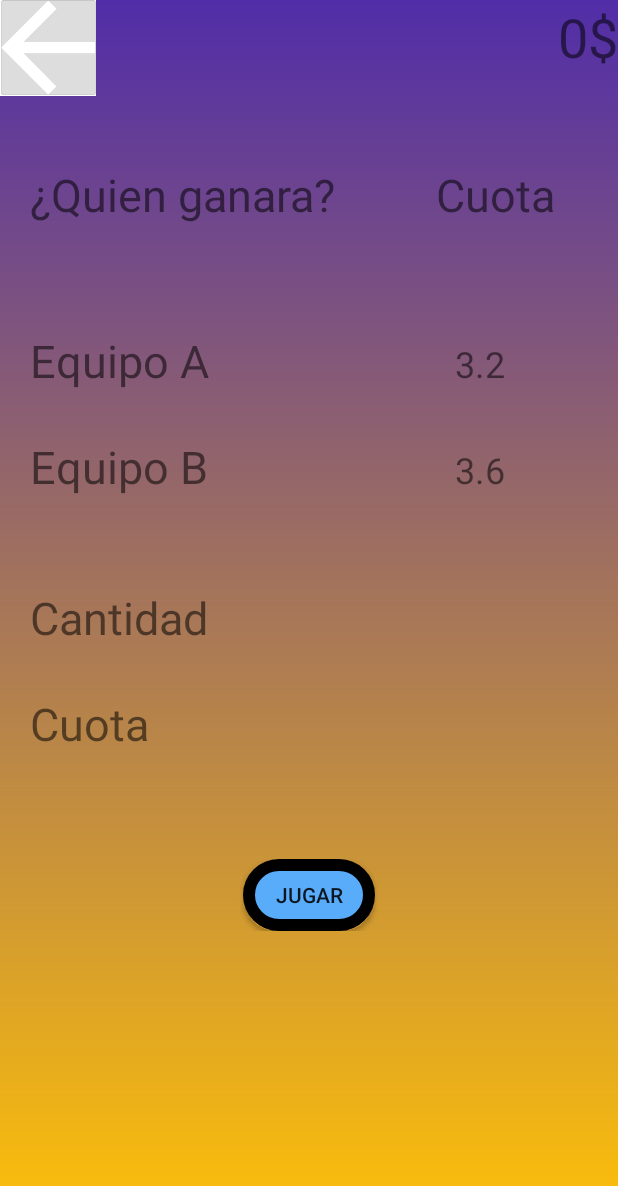
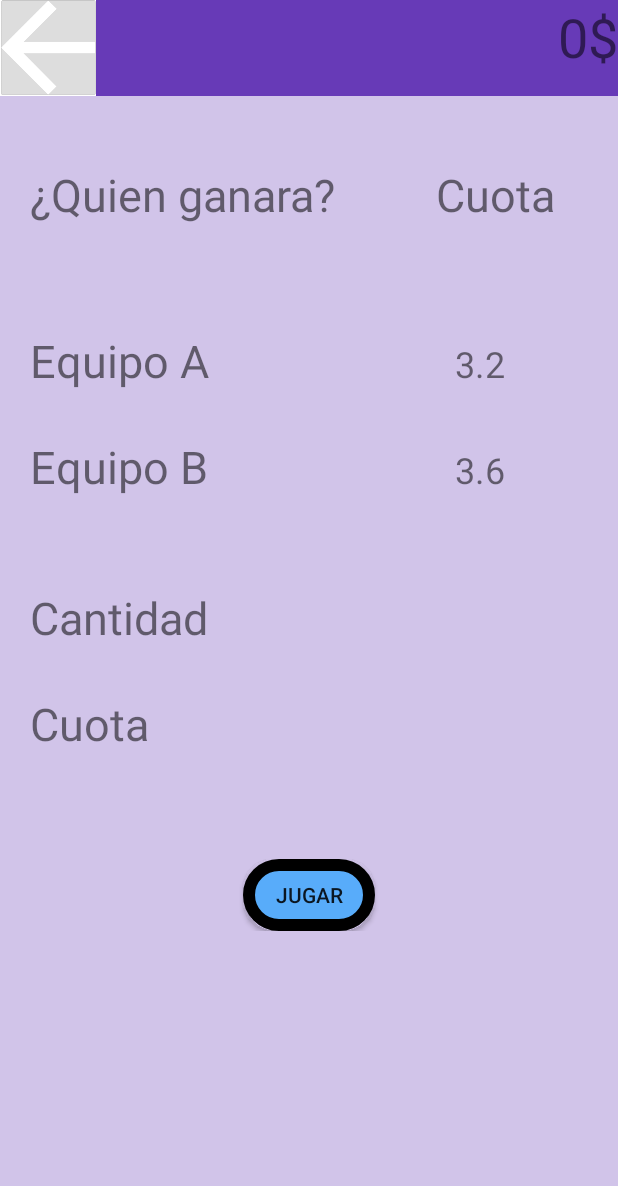
Before and after one commit to nico1017/testigos-bitcoin, an Android app: the layout activity_apuesta.xml on its own in the app's theme, with its tools: preview values and no code run, on a phone screen of 412 x 824 dp. Shown: the top 1186 px of the screen. Run offline under Robolectric (Android 15) with nearby library versions, the light colour scheme and no system bars.

Commit message:
segundo commit

```diff
--- a/app/src/main/res/layout/activity_apuesta.xml
+++ b/app/src/main/res/layout/activity_apuesta.xml
@@ -5,12 +5,13 @@
     xmlns:tools="http://schemas.android.com/tools"
     android:layout_width="match_parent"
     android:layout_height="match_parent"
-    android:background="@drawable/background">
+    android:background="#D1C4E9">
 
     <RelativeLayout
         android:id="@+id/toolbar"
         android:layout_width="match_parent"
         android:layout_height="@dimen/toolbar"
+        android:background="#673AB7"
         android:orientation="horizontal">
 
         <ImageView
```
Also changed, not shown: app/src/main/java/bo/testigos_del_bitcoin/betsports/BetActivity.java (added, +20 -0 lines).
